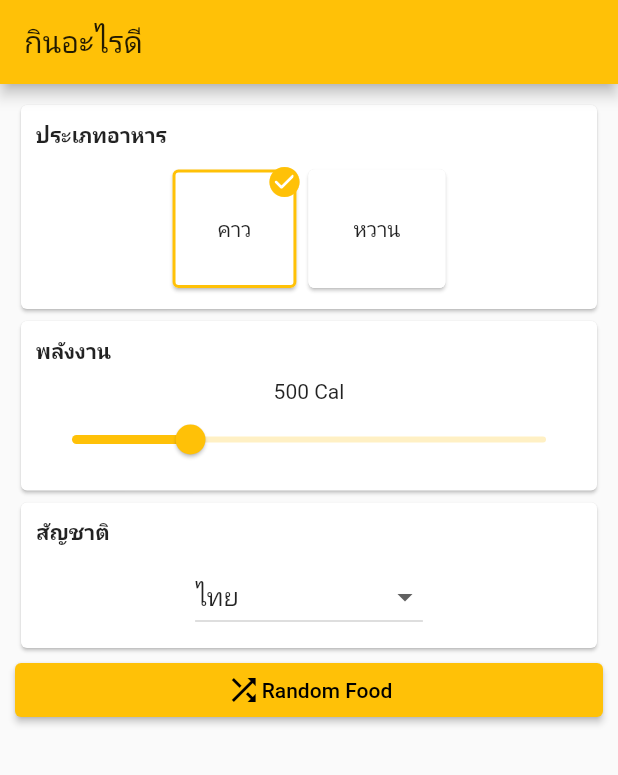
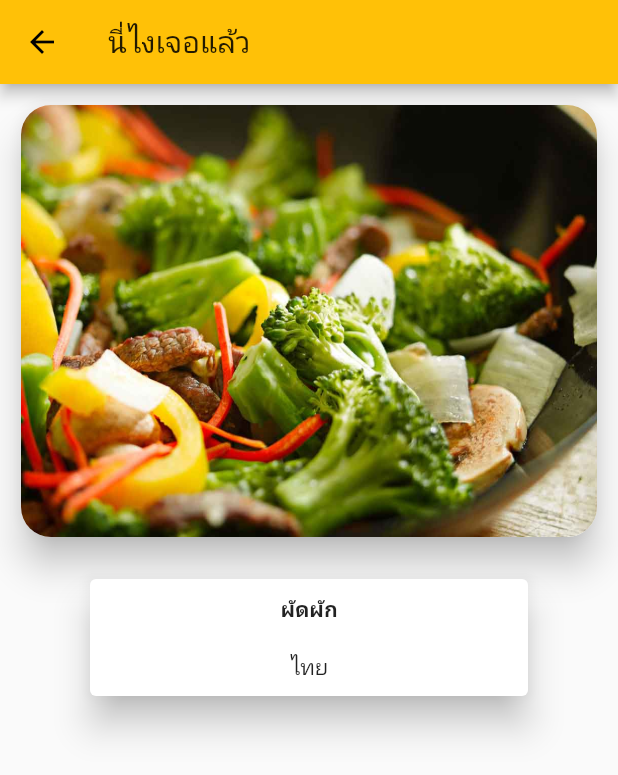
Before and after one commit to pcbimon/kin_a_rai_dee_flutter, a Flutter app: the screen it shows after launch, after a tap on "Random Food", on a phone screen of 412 x 824 dp. Shown: the top 775 px of the screen. Run offline on Flutter 3.47's test engine with Material 2 defaults, Android fonts, the phone set to English and light mode, and no system bars; our stand-ins replace google_fonts; Roboto replaces fonts that are missing (Kanit).

Commit message:
navigate to Result

```diff
--- a/lib/randomFood.dart
+++ b/lib/randomFood.dart
@@ -1,5 +1,6 @@
 import 'package:flutter/material.dart';
 import 'package:intl/intl.dart';
+import './resultFood.dart';
 import './widget/inputCalories.dart';
 import './widget/selectCategory.dart';
 
@@ -27,22 +28,36 @@ class _RandomFoodState extends State<RandomFood> {
       print(_selectedCategory);
     });
   }
-  void onChangeCalories(double cal){
+
+  void onChangeCalories(double cal) {
     setState(() {
       _selectedCalories = cal;
     });
   }
-  void inputCustomCalories(BuildContext context,double currentCal){
-    showModalBottomSheet(context: context, builder: (_){
-      return inputCalories(_maxCalories,currentCal,onChangeCalories);
-    });
+
+  void inputCustomCalories(BuildContext context, double currentCal) {
+    showModalBottomSheet(
+        context: context,
+        builder: (_) {
+          return inputCalories(_maxCalories, currentCal, onChangeCalories);
+        });
   }
-  void onChangeNationality(String? selectNational){
+
+  void onChangeNationality(String? selectNational) {
     setState(() {
       _selectNationality = selectNational!;
     });
   }
+
   final List<String> foodCategory = ['คาว', 'หวาน'];
+  void RandomFood(BuildContext context) {
+    Navigator.push(
+        context,
+        MaterialPageRoute(
+          builder: (context) =>
+              ResultFood('ผัดผัก', 'ไทย', 'assets/images/food1.jpg'),
+        ));
+  }
 
   @override
   Widget build(BuildContext context) {
@@ -62,8 +77,8 @@ class _RandomFoodState extends State<RandomFood> {
                       margin: EdgeInsets.only(bottom: 10),
                       child: Text(
                         "ประเภทอาหาร",
-                        style:
-                            TextStyle(fontSize: 14, fontWeight: FontWeight.bold),
+                        style: TextStyle(
+                            fontSize: 14, fontWeight: FontWeight.bold),
                       ),
                     ),
                     Row(
@@ -88,28 +103,32 @@ class _RandomFoodState extends State<RandomFood> {
                       margin: EdgeInsets.only(bottom: 10),
                       child: Text(
                         "พลังงาน",
-                        style:
-                            TextStyle(fontSize: 14, fontWeight: FontWeight.bold),
+                        style: TextStyle(
+                            fontSize: 14, fontWeight: FontWeight.bold),
                       ),
                     ),
                     GestureDetector(
                       child: Container(
                         alignment: Alignment.center,
                         child: Text(
-                          NumberFormat('#,###').format(_selectedCalories)+" Cal",
+                          NumberFormat('#,###').format(_selectedCalories) +
+                              " Cal",
                           style: TextStyle(fontSize: 14),
                         ),
                       ),
-                      onTap: (){
-                        inputCustomCalories(context,_selectedCalories);
+                      onTap: () {
+                        inputCustomCalories(context, _selectedCalories);
                       },
                     ),
                     Container(
                         alignment: Alignment.center,
                         child: Slider(
-                            value: _selectedCalories, min: _minCalories, max: _maxCalories, onChanged: (val) {
-                          onChangeCalories(val);
-                        }))
+                            value: _selectedCalories,
+                            min: _minCalories,
+                            max: _maxCalories,
+                            onChanged: (val) {
+                              onChangeCalories(val);
+                            }))
                   ],
                 ),
               ),
@@ -125,8 +144,8 @@ class _RandomFoodState extends State<RandomFood> {
                       margin: EdgeInsets.only(bottom: 10),
                       child: Text(
                         "สัญชาติ",
-                        style:
-                            TextStyle(fontSize: 14, fontWeight: FontWeight.bold),
+                        style: TextStyle(
+                            fontSize: 14, fontWeight: FontWeight.bold),
                       ),
                     ),
                     Container(
@@ -150,7 +169,9 @@ class _RandomFoodState extends State<RandomFood> {
               ),
             ),
             ElevatedButton(
-                onPressed: () {},
+                onPressed: () {
+                  RandomFood(context);
+                },
                 child: Row(
                   mainAxisAlignment: MainAxisAlignment.center,
                   children: [Icon(Icons.shuffle), Text("Random Food")],
--- /dev/null
+++ b/lib/resultFood.dart
@@ -0,0 +1,69 @@
+import 'package:flutter/material.dart';
+
+class ResultFood extends StatelessWidget {
+  final String foodName;
+  final String foodCategory;
+  final String foodImage;
+  ResultFood(this.foodName,this.foodCategory,this.foodImage);
+
+  @override
+  Widget build(BuildContext context) {
+    return Scaffold(
+      appBar: AppBar(
+        title: Text('นี่ไงเจอแล้ว'),
+      ),
+      body: Container(
+        margin: EdgeInsets.all(10),
+        child: Column(
+          children: [
+            Card(
+              shape: RoundedRectangleBorder(
+                  borderRadius: BorderRadius.circular(20)),
+              elevation: 10,
+              child: Container(
+                child: ClipRRect(
+                  borderRadius: BorderRadius.circular(20),
+                  child: AspectRatio(
+                    aspectRatio: 4 / 3,
+                    child: Image(
+                      image: AssetImage(foodImage),
+                      fit: BoxFit.fill,
+                    ),
+                  ),
+                ),
+              ),
+            ),
+            Container(
+              margin: EdgeInsets.only(top: 20),
+              width: 300,
+              child: Card(
+                elevation: 10,
+                child: Column(
+                  children: [
+                    Container(
+                      child: FittedBox(
+                        child: Text(
+                          foodName,
+                          style: TextStyle(
+                              fontWeight: FontWeight.bold, fontSize: 14),
+                        ),
+                      ),
+                      margin: EdgeInsets.all(10),
+                    ),
+                    Container(
+                      margin: EdgeInsets.all(10),
+                      child: FittedBox(
+                        child:
+                            Text(foodCategory, style: TextStyle(fontSize: 14)),
+                      ),
+                    )
+                  ],
+                ),
+              ),
+            )
+          ],
+        ),
+      ),
+    );
+  }
+}
--- a/pubspec.yaml
+++ b/pubspec.yaml
@@ -47,9 +47,8 @@ flutter:
   uses-material-design: true
 
   # To add assets to your application, add an assets section, like this:
-  # assets:
-  #   - images/a_dot_burr.jpeg
-  #   - images/a_dot_ham.jpeg
+  assets:
+    - assets/images/food1.jpg
 
   # An image asset can refer to one or more resolution-specific "variants", see
   # https://flutter.dev/assets-and-images/#resolution-aware.
```
Also changed, not shown: assets/images/food1.jpg (added).
